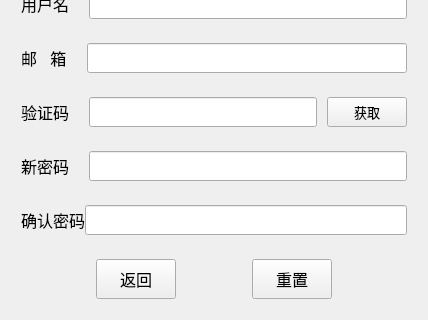
Qt form resetdialog.ui (BaijiuChat/BC_Client) before a commit; both pictures show x 0 to 428 and y 249 to 569 of the 428 by 569 pixel window.
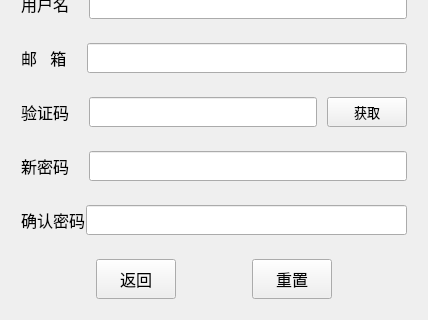
The same form after that commit.

Diff of the .ui file:
```diff
--- a/resetdialog.ui
+++ b/resetdialog.ui
@@ -353,29 +353,7 @@
        <property name="verticalSpacing">
         <number>4</number>
        </property>
-       <item row="0" column="1">
-        <widget class="QLineEdit" name="confirmLineEdit">
-         <property name="minimumSize">
-          <size>
-           <width>0</width>
-           <height>30</height>
-          </size>
-         </property>
-        </widget>
-       </item>
-       <item row="0" column="0">
-        <widget class="QLabel" name="label_6">
-         <property name="font">
-          <font>
-           <pointsize>12</pointsize>
-          </font>
-         </property>
-         <property name="text">
-          <string>确认密码</string>
-         </property>
-        </widget>
-       </item>
-       <item row="1" column="1">
+       <item row="1" column="2">
         <widget class="QLabel" name="confirmTip">
          <property name="maximumSize">
           <size>
@@ -391,6 +369,44 @@
          </property>
         </widget>
        </item>
+       <item row="0" column="0">
+        <widget class="QLabel" name="label_6">
+         <property name="font">
+          <font>
+           <pointsize>12</pointsize>
+          </font>
+         </property>
+         <property name="text">
+          <string>确认密码</string>
+         </property>
+        </widget>
+       </item>
+       <item row="0" column="2">
+        <widget class="QLineEdit" name="confirmLineEdit">
+         <property name="minimumSize">
+          <size>
+           <width>0</width>
+           <height>30</height>
+          </size>
+         </property>
+        </widget>
+       </item>
+       <item row="0" column="1">
+        <spacer name="horizontalSpacer_9">
+         <property name="orientation">
+          <enum>Qt::Orientation::Horizontal</enum>
+         </property>
+         <property name="sizeType">
+          <enum>QSizePolicy::Policy::Fixed</enum>
+         </property>
+         <property name="sizeHint" stdset="0">
+          <size>
+           <width>1</width>
+           <height>20</height>
+          </size>
+         </property>
+        </spacer>
+       </item>
       </layout>
      </item>
      <item>
```
